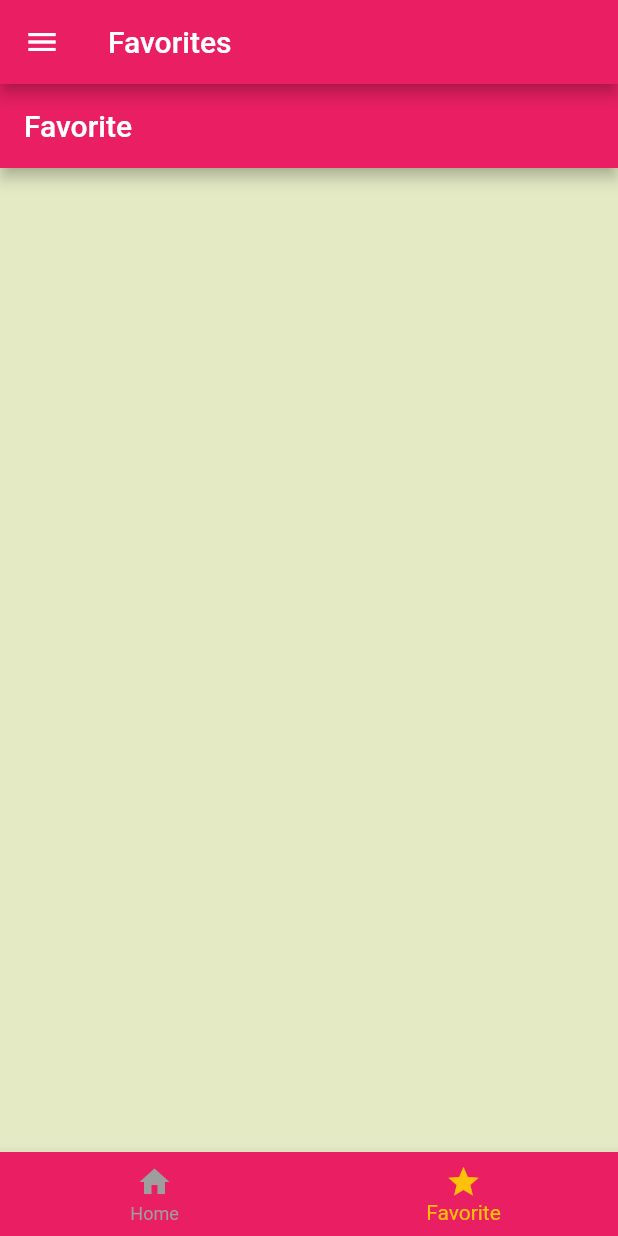
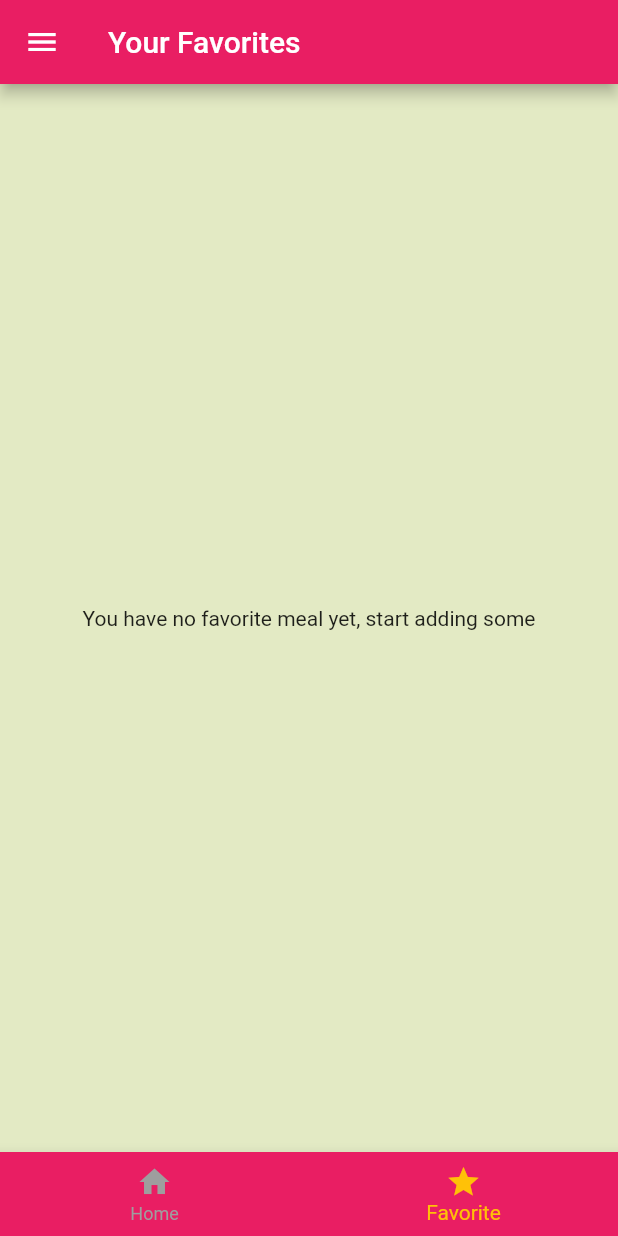
Before and after one commit to SaiEainkKham/LearnFlutter, a Flutter app: the screen it shows after launch, item 2 of the bottom bar chosen, on a phone screen of 412 x 824 dp. Run offline on Flutter 3.47's test engine with Material 2 defaults, Android fonts, the phone set to English and light mode, and no system bars.

Commit message:
Add Favorite to meal_app

```diff
--- a/03_MealApp/lib/main.dart
+++ b/03_MealApp/lib/main.dart
@@ -28,6 +28,7 @@ class _MyAppState extends State<MyApp> {
   };
 
   List<Meal> _availableMeal = DUMMY_MEALS;
+  List<Meal> _favoriteMeal = [];
 
   void _setFilters(Map<String, bool> filterdata) {
     setState(() {
@@ -41,6 +42,23 @@ class _MyAppState extends State<MyApp> {
         return true;
       }).toList();
     });
+  }
+
+  void _toggleFavorite(String mealId) {
+    final existingIndex = _favoriteMeal.indexWhere((meal) => meal.id == mealId);
+    if (existingIndex >= 0) {
+      setState(() {
+        _favoriteMeal.removeAt(existingIndex);
+      });
+    } else {
+      setState(() {
+        _favoriteMeal.add(DUMMY_MEALS.firstWhere((meal) => meal.id == mealId));
+      });
+    }
+  }
+
+  bool isMealFavorite(String mealId) {
+    return _favoriteMeal.any((meal) => meal.id == mealId);
   }
 
   @override
@@ -74,11 +92,13 @@ class _MyAppState extends State<MyApp> {
       //home: const MyHomePage(),
       initialRoute: '/',
       routes: {
-        '/': (ctx) => MyHomePage(),
+        '/': (ctx) => MyHomePage(favoriteMeal: _favoriteMeal),
         CategoryPage.routeName: (ctx) => CategoryPage(),
         ItemPage.routeName: (ctx) => ItemPage(availableMeals: _availableMeal),
-        MealDetailPage.routeName: (ctx) => MealDetailPage(),
-        FavoritePage.routeName: (ctx) => FavoritePage(),
+        MealDetailPage.routeName: (ctx) => MealDetailPage(
+            isFavorite: isMealFavorite, toggleFavorite: _toggleFavorite),
+        FavoritePage.routeName: (ctx) =>
+            FavoritePage(favoriteMeal: _favoriteMeal),
         FilteredPage.routeName: (ctx) =>
             FilteredPage(saveFilter: _setFilters, currentFilter: _filters),
       },
--- a/03_MealApp/lib/pages/favorite_page.dart
+++ b/03_MealApp/lib/pages/favorite_page.dart
@@ -1,16 +1,34 @@
 import 'package:flutter/material.dart';
+
+import 'package:meal_app/models/meal.dart';
+import 'package:meal_app/widgets/meal_item.dart';
 
 class FavoritePage extends StatelessWidget {
   static const routeName = '/favorite-page';
 
-  const FavoritePage({super.key});
+  final List<Meal> favoriteMeal;
+  const FavoritePage({super.key, required this.favoriteMeal});
 
   @override
   Widget build(BuildContext context) {
-    return Scaffold(
-      appBar: AppBar(
-        title: Text('Favorite'),
-      ),
-    );
+    if (favoriteMeal.isEmpty) {
+      return const Center(
+        child: Text('You have no favorite meal yet, start adding some'),
+      );
+    } else {
+      return ListView.builder(
+        itemBuilder: (ctx, index) {
+          return MealItem(
+            id: favoriteMeal[index].id,
+            title: favoriteMeal[index].title,
+            imageUrl: favoriteMeal[index].imageUrl,
+            duration: favoriteMeal[index].duration,
+            complexity: favoriteMeal[index].complexity,
+            affordability: favoriteMeal[index].affordability,
+          );
+        },
+        itemCount: favoriteMeal.length,
+      );
+    }
   }
 }
--- a/03_MealApp/lib/pages/filter_page.dart
+++ b/03_MealApp/lib/pages/filter_page.dart
@@ -62,7 +62,7 @@ class _FilteredPageState extends State<FilteredPage> {
               };
               widget.saveFilter(selectedFilter);
             },
-            icon: Icon(Icons.save),
+            icon: const Icon(Icons.save),
           )
         ],
       ),
--- a/03_MealApp/lib/pages/item_page.dart
+++ b/03_MealApp/lib/pages/item_page.dart
@@ -52,6 +52,7 @@ class _ItemPageState extends State<ItemPage> {
           );
         },
         itemCount: displayedMeals?.length,
-        ));
+      ),
+    );
   }
 }
--- a/03_MealApp/lib/pages/my_home_page.dart
+++ b/03_MealApp/lib/pages/my_home_page.dart
@@ -1,23 +1,33 @@
 import 'package:flutter/material.dart';
 
+import 'package:meal_app/models/meal.dart';
 import 'package:meal_app/pages/category_page.dart';
 import 'package:meal_app/pages/favorite_page.dart';
 import 'package:meal_app/widgets/main_drawer.dart';
 
 class MyHomePage extends StatefulWidget {
-  MyHomePage({super.key});
+  List<Meal> favoriteMeal;
+  MyHomePage({super.key, required this.favoriteMeal});
 
   @override
   State<MyHomePage> createState() => _MyHomePageState();
 }
 
 class _MyHomePageState extends State<MyHomePage> {
-  final List<Map<String, Object>> _pages = [
-    {'pages': CategoryPage(), 'title': 'Categories'},
-    {'pages': FavoritePage(), 'title': 'Favorites'},
-  ];
+  List<Map<String, Object>> _pages = [];
+  int _selectPageIndex = 0;
 
-  int _selectPageIndex = 0;
+  @override
+  void initState() {
+    _pages = [
+      {'pages': CategoryPage(), 'title': 'Categories'},
+      {
+        'pages': FavoritePage(favoriteMeal: widget.favoriteMeal),
+        'title': 'Your Favorites'
+      },
+    ];
+    super.initState();
+  }
 
   void _selectPage(int index) {
     setState(() {
--- a/03_MealApp/lib/widgets/main_drawer.dart
+++ b/03_MealApp/lib/widgets/main_drawer.dart
@@ -1,6 +1,5 @@
 import 'package:flutter/material.dart';
 
-import 'package:meal_app/pages/category_page.dart';
 import 'package:meal_app/pages/filter_page.dart';
 
 class MainDrawer extends StatelessWidget {
@@ -41,7 +40,7 @@ class MainDrawer extends StatelessWidget {
               ),
             ),
           ),
-          SizedBox(
+          const SizedBox(
             height: 10,
           ),
           _buildListTile(
```
Also changed, not shown: 03_MealApp/lib/pages/meal_detail_page.dart (+12 -1 lines). Lines whose indentation alone changed are shown as unchanged.
